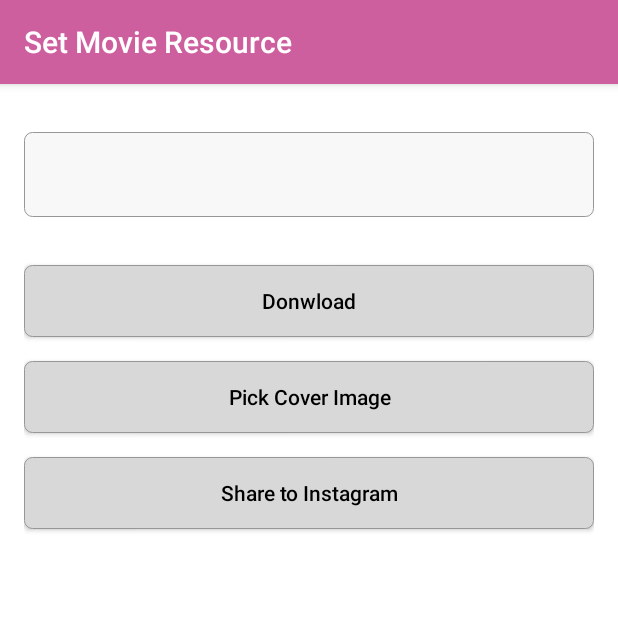
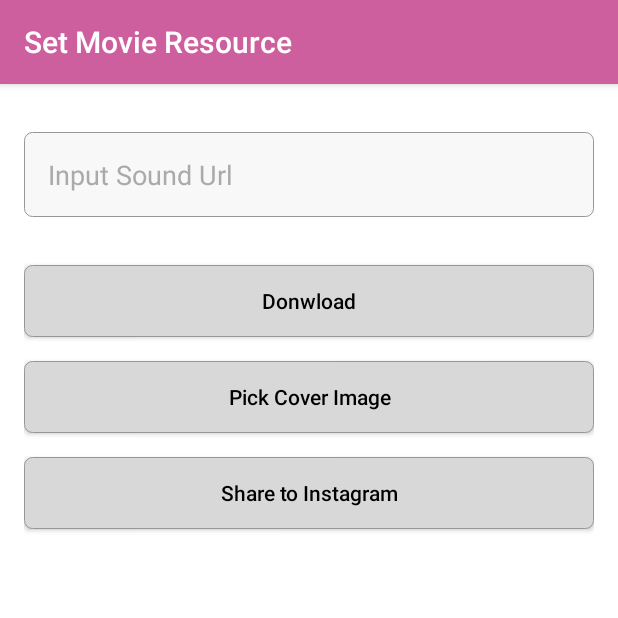
Before and after one commit to FujiKinaga/AndroidTeamBuildingHackathon, an Android app: the screen it shows after launch (MainActivity), on a phone screen of 412 x 824 dp, the top half of it. Run offline under Robolectric (Android 15) with nearby library versions, the phone set to English and light mode, and no system bars; our stand-ins replace ButterKnife; libraries missing offline, so code that uses them is left out: cafe.adriel.androidaudioconverter; pictures from the network do not load; 1 statement that could not run was skipped.

Commit message:
hintを追加

```diff
--- a/app/src/main/res/layout/content_main.xml
+++ b/app/src/main/res/layout/content_main.xml
@@ -14,6 +14,8 @@
         android:minHeight="48dp"
         android:layout_marginTop="@dimen/space_16dp"
         android:padding="@dimen/space_16dp"
+        android:hint="@string/input_sound_url"
+        android:textColorHint="@android:color/darker_gray"
         android:textColor="@android:color/black"
         android:background="@drawable/rounded_edittext_layout"
         android:layout_marginBottom="@dimen/space_32dp"/>
--- a/app/src/main/res/values/strings.xml
+++ b/app/src/main/res/values/strings.xml
@@ -25,5 +25,6 @@
    <string name="share_to_instagram">Share to Instagram</string>
    <string name="share">Share</string>
    <string name="started_creating_movie">Started generating movie</string>
-   <string name="finish_creating_movie">Finished generating movie ! Press button and share !!</string>
+   <string name="finish_creating_movie">Finished generating movie ! Press button and share !!</string><string
+    name="input_sound_url">Input Sound Url</string>
 </resources>
```
